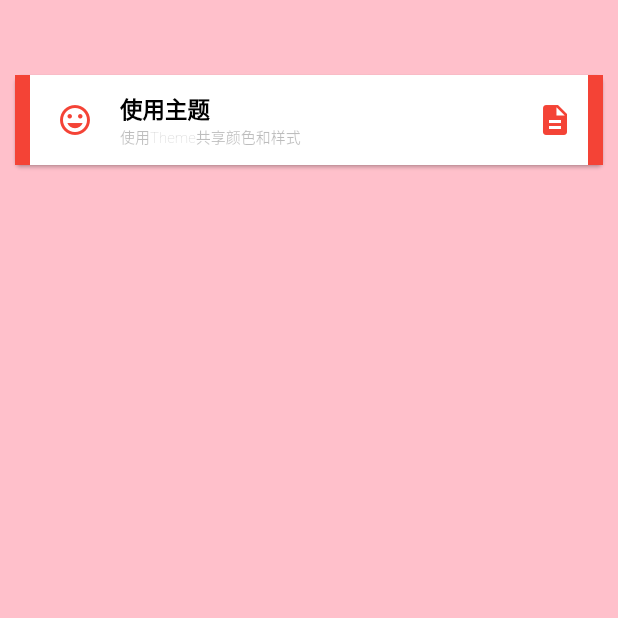
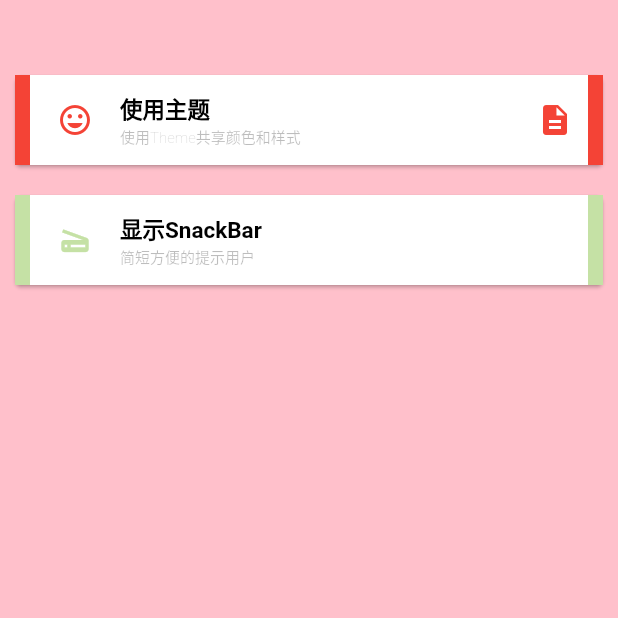
Before and after one commit to tonyhelloworld/flutter-learning, a Flutter app: the screen it shows after launch, on a phone screen of 412 x 824 dp, the top half of it. Run offline on Flutter 3.47's test engine with Material 2 defaults, Android fonts, the phone set to English and light mode, and no system bars.

Commit message:
add Tabs.md files,modify all file

```diff
--- a/lib/home_page.dart
+++ b/lib/home_page.dart
@@ -32,7 +32,20 @@ class _HomeState extends State<Home> {
                   Navigator.of(context).pushNamed('/using_themes_page');
                 },
               ),
-              SimpleCard(),
+              SimpleCard(
+                title: '显示SnackBar',
+                decriptionColor: Colors.black26,
+                description: '简短方便的提示用户',
+                titleColor: Colors.black,
+                prefixBadge: Colors.lightGreen[200],
+                suffixBadge: Colors.lightGreen[200],
+                icon: Icons.scanner,
+                iconColor: Colors.lightGreen[200],
+                backgroundColor: Colors.white,
+                onTap: (){
+                  Navigator.of(context).pushNamed('/snackBar_page');
+                },
+              ),
             ],
           ),
         ),
--- a/lib/main.dart
+++ b/lib/main.dart
@@ -1,4 +1,5 @@
 import 'package:flutter/material.dart';
+import 'package:learning/design_basics/snackBar_page.dart';
 import 'package:learning/design_basics/using_themes_page.dart';
 import 'package:learning/home_page.dart';
 
@@ -21,6 +22,7 @@ class MyApp extends StatelessWidget {
         '/using_themes_page': (BuildContext context) => UsingThemes(
               title: 'Using Themes',
             ),
+        '/snackBar_page': (BuildContext context) => SnackBarPage(title:'Display SnackBar'),
       },
     );
   }
```
Also changed, not shown: lib/design_basics/snackBar_page.dart (+31 -13 lines), 1 other file.
